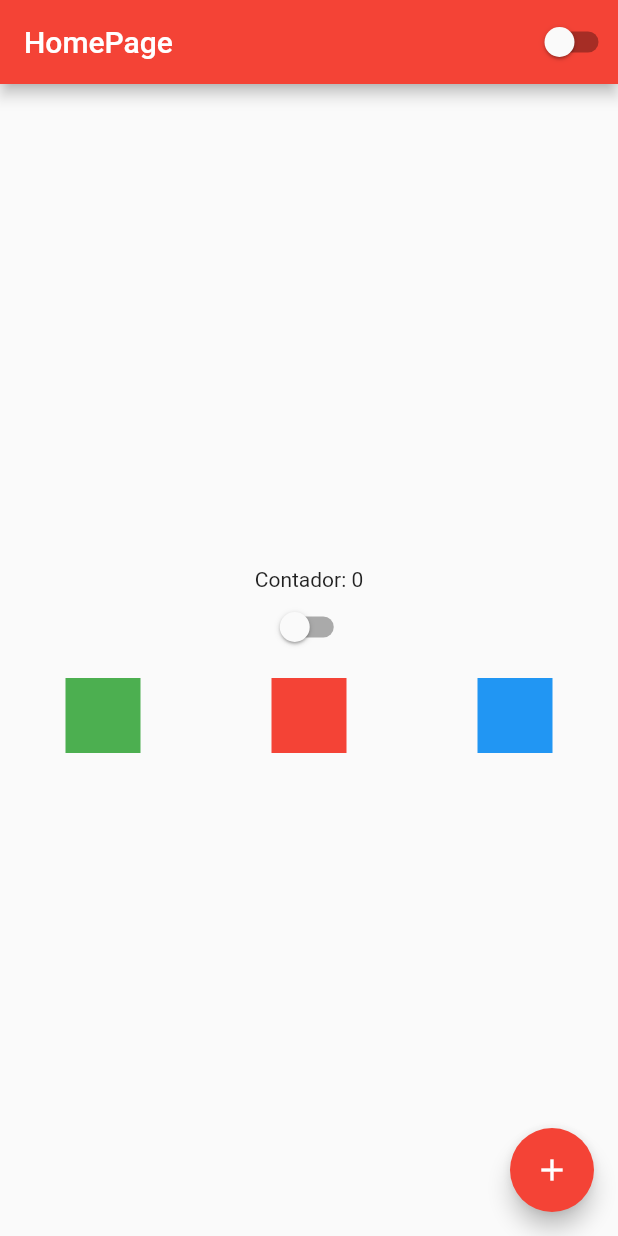
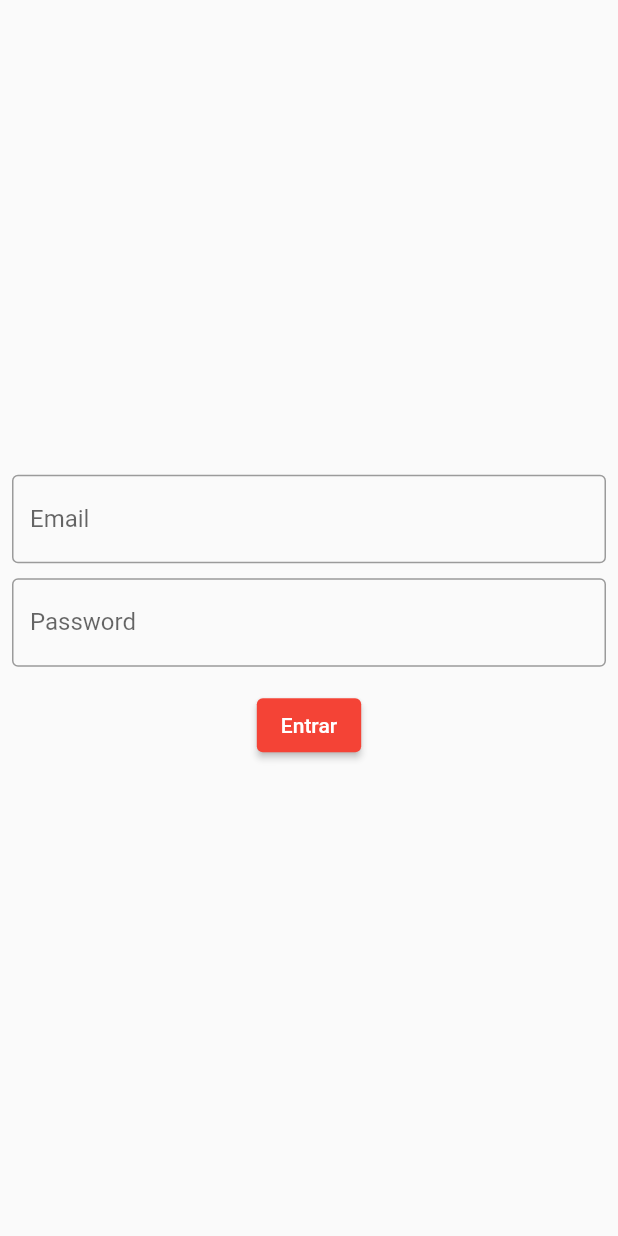
Before and after one commit to joaoaugustojr/flutter_theme, a Flutter app: the screen it shows after launch, on a phone screen of 412 x 824 dp. Run offline on Flutter 3.47's test engine with Material 2 defaults, Android fonts, the phone set to English and light mode, and no system bars.

Commit message:
login page create and routes

```diff
--- a/lib/app.dart
+++ b/lib/app.dart
@@ -1,6 +1,7 @@
 import 'package:flutter/material.dart';
 import 'package:flutter_learning/app_controller.dart';
 import 'package:flutter_learning/home.dart';
+import 'package:flutter_learning/login.dart';
 
 class AppWidget extends StatelessWidget {
   final String title;
@@ -19,7 +20,13 @@ class AppWidget extends StatelessWidget {
                 ? Brightness.dark
                 : Brightness.light,
           ),
-            home: HomePage());
+          // home: LoginPage(),
+          initialRoute: '/',
+          routes: {
+            '/': (context) => LoginPage(),
+            '/home': (context) => HomePage(),
+          },
+        );
       },
     );
   }
--- a/lib/home.dart
+++ b/lib/home.dart
@@ -38,7 +38,8 @@ class HomePageState extends State<HomePage> {
         height: double.infinity,
         child: Column(
           mainAxisAlignment: MainAxisAlignment.center,
-          // crossAxisAlignment: CrossAxisAlignment.center,
+          crossAxisAlignment: CrossAxisAlignment.center,
+          // scrollDirection: Axis.horizontal,
           children: [
             Text('Contador: $counter'),
             CustomSwitch(),
--- /dev/null
+++ b/lib/login.dart
@@ -0,0 +1,67 @@
+import 'package:flutter/material.dart';
+import 'package:flutter_learning/home.dart';
+
+class LoginPage extends StatefulWidget {
+  @override
+  _LoginPageState createState() => _LoginPageState();
+}
+
+class _LoginPageState extends State<LoginPage> {
+  String email = '';
+  String password = '';
+
+  @override
+  Widget build(BuildContext context) {
+    return Scaffold(
+      body: SingleChildScrollView(
+        child: SizedBox(
+          width: MediaQuery.of(context).size.width,
+          height: MediaQuery.of(context).size.height,
+          child: Padding(
+            padding: const EdgeInsets.all(8.0),
+            child: Column(
+              mainAxisAlignment: MainAxisAlignment.center,
+              children: [
+                TextField(
+                  onChanged: (text) {
+                    email = text;
+                  },
+                  keyboardType: TextInputType.emailAddress,
+                  decoration: InputDecoration(
+                    labelText: 'Email',
+                    border: OutlineInputBorder(),
+                  ),
+                ),
+                SizedBox(height: 10),
+                TextField(
+                  onChanged: (text) {
+                    password = text;
+                  },
+                  obscureText: true,
+                  decoration: InputDecoration(
+                    labelText: 'Password',
+                    border: OutlineInputBorder(),
+                  ),
+                ),
+                SizedBox(height: 15),
+                ElevatedButton(
+                    onPressed: () {
+                      if (email == 'joao@test.com' && password == '123') {
+                        // manual
+                        // Navigator.of(context).pushReplacement(MaterialPageRoute(
+                        //   builder: (context) => HomePage(),
+                        // ));
+                        Navigator.of(context).pushReplacementNamed('/home');
+                      } else {
+                        print('errado');
+                      }
+                    },
+                    child: Text("Entrar"))
+              ],
+            ),
+          ),
+        ),
+      ),
+    );
+  }
+}
```
Lines whose indentation alone changed are shown as unchanged.
